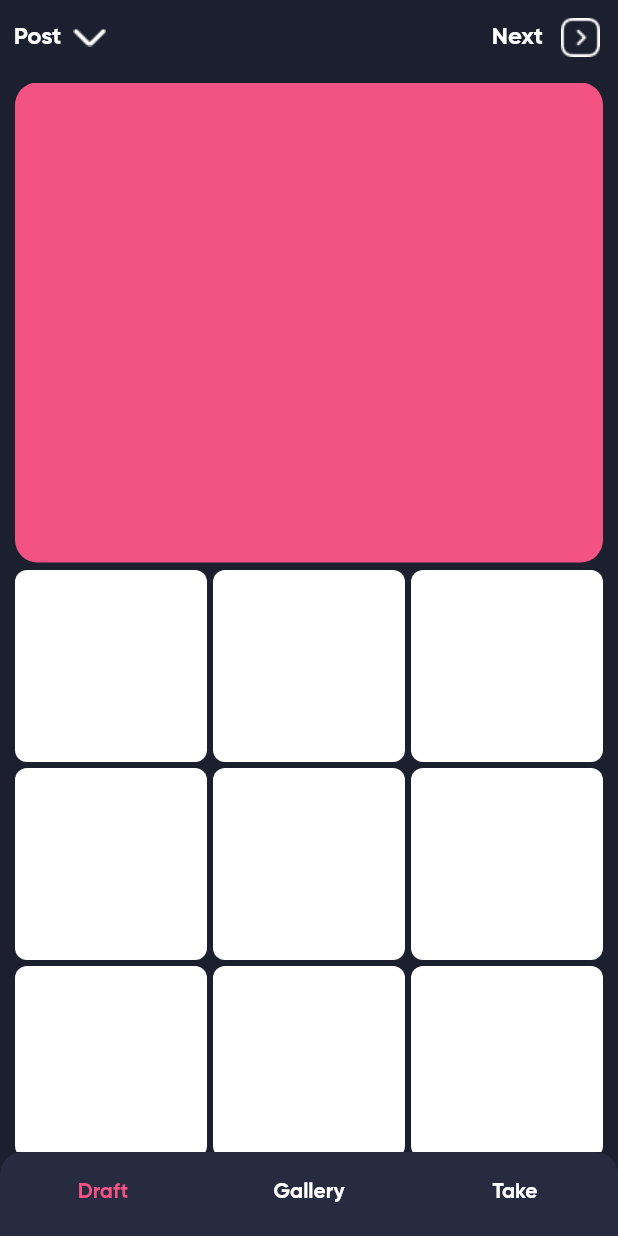
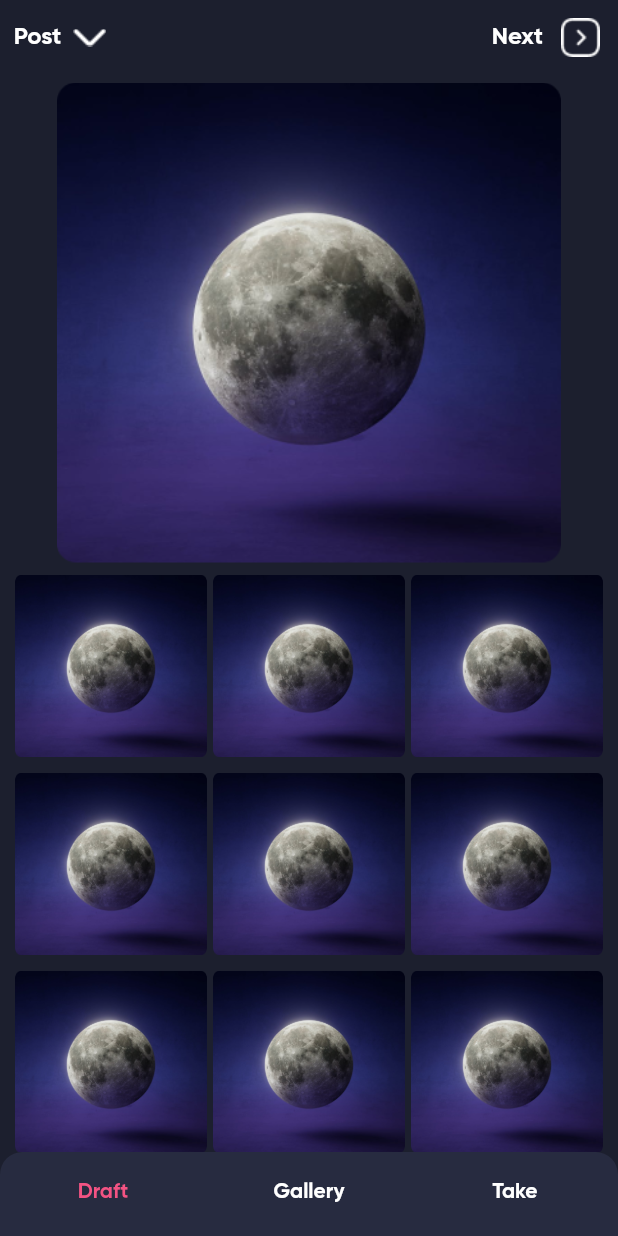
Before and after one commit to Tasbeat/flutter_projects, a Flutter app: the NewPostPage screen opened directly, on a phone screen of 412 x 824 dp. Run offline on Flutter 3.47's test engine with Material 2 defaults, Android fonts, the phone set to English and light mode, and no system bars; our stand-ins replace audioplayers, blurrycontainer, carousel_slider, dio, flutter_spinkit, flutter_svg and 4 more; accounts and stored records are empty.

Commit message:
clean code and edit new post page

```diff
--- a/instagram_clone/lib/pages/new_post_page.dart
+++ b/instagram_clone/lib/pages/new_post_page.dart
@@ -35,7 +35,9 @@
           SliverToBoxAdapter(
             child: Container(
               decoration: BoxDecoration(
-                color: pink,
+                image: const DecorationImage(
+                  image: AssetImage(Asset.moonWallpaper),
+                ),
                 borderRadius: BorderRadius.circular(15.0),
               ),
               height: 320.0,
@@ -50,11 +52,14 @@
               (context, index) {
                 return Container(
                   decoration: BoxDecoration(
-                    color: white,
+                    image: const DecorationImage(
+                      image: AssetImage(Asset.moonWallpaper),
+                    ),
                     borderRadius: BorderRadius.circular(8.0),
                   ),
                 );
               },
+              childCount: 30,
             ),
             gridDelegate: const SliverGridDelegateWithFixedCrossAxisCount(
               crossAxisCount: 3,
```
Also changed, not shown: instagram_clone/lib/data/data.dart (+20 -0 lines), instagram_clone/lib/pages/explore_page.dart (+6 -5 lines), instagram_clone/lib/pages/home_page.dart (+0 -40 lines), instagram_clone/lib/widgets/post_content.dart (+41 -4 lines).
